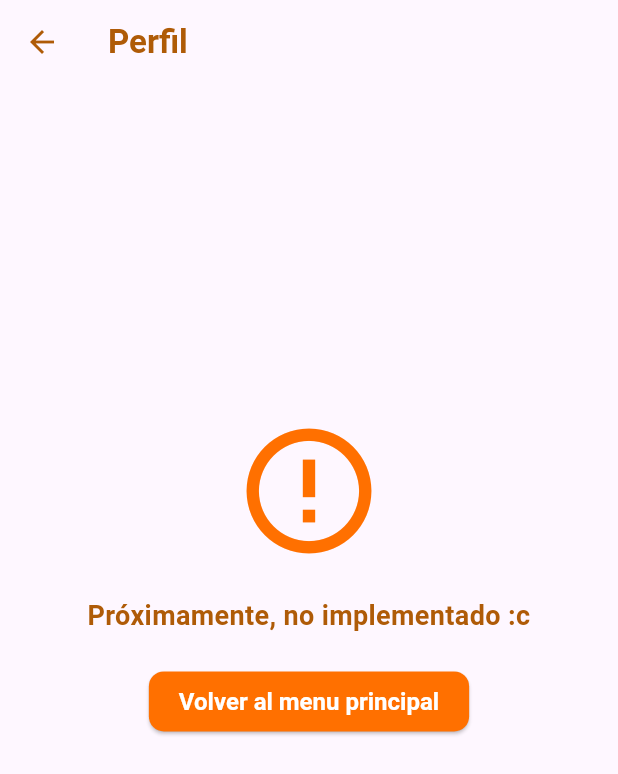
After one commit to manuelenrq9/GoDeliveryApp_Naranja, a Flutter app: the RecoveryProfiledmessagueScreen screen opened directly, on a phone screen of 412 x 824 dp. The commit adds this screen. Shown: the top 774 px of the screen. Run offline on Flutter 3.47's test engine with Material 3 defaults, Android fonts, the phone set to English and light mode, and no system bars; our stand-ins replace cached_network_image, connectivity_plus, shared_preferences; accounts and stored records are empty; network calls fail.

```diff
--- /dev/null
+++ b/lib/features/interfazmensaje/presentation/pages/RecoveryPorfilemessague.dart
@@ -0,0 +1,67 @@
+import 'package:flutter/material.dart';
+import 'package:godeliveryapp_naranja/core/loading_screen.dart';
+import 'package:godeliveryapp_naranja/features/menu/presentation/pages/main_menu.dart';
+
+class RecoveryProfiledmessagueScreen extends StatelessWidget {
+  @override
+  Widget build(BuildContext context) {
+    return Scaffold(
+      appBar: AppBar(
+        title: const Text(
+          "Perfil",
+          style: TextStyle(
+            color: Color.fromARGB(255, 175, 91, 7),
+            fontWeight: FontWeight.bold,
+          ),
+        ),
+        iconTheme: const IconThemeData(
+          color: Color.fromARGB(255, 175, 91, 7),
+        ),
+      ),
+      body: Center(
+        child: Column(
+          mainAxisAlignment: MainAxisAlignment.center,
+          children: <Widget>[
+            const Spacer(flex: 2),
+            const Icon(
+              Icons.error_outline,
+              size: 100,
+              color: Color(0xFFFF7000),
+            ),
+            const SizedBox(height: 20),
+            const Text(
+              "Próximamente, no implementado :c",
+              style: TextStyle(
+                fontSize: 18,
+                fontWeight: FontWeight.bold,
+                color: Color.fromARGB(255, 175, 91, 7),
+              ),
+              textAlign: TextAlign.center,
+            ),
+            const SizedBox(height: 20),
+            ElevatedButton(
+              style: ElevatedButton.styleFrom(
+                backgroundColor: const Color(0xFFFF7000), // Background color
+                foregroundColor: Colors.white, // Text color
+                padding:
+                    const EdgeInsets.symmetric(horizontal: 20, vertical: 10),
+                textStyle: const TextStyle(
+                  fontSize: 16,
+                  fontWeight: FontWeight.bold,
+                ),
+                shape: RoundedRectangleBorder(
+                  borderRadius: BorderRadius.circular(10),
+                ),
+              ),
+              onPressed: () {
+                showLoadingScreen(context, destination: const MainMenu());
+              },
+              child: const Text("Volver al menu principal"),
+            ),
+            const Spacer(flex: 3),
+          ],
+        ),
+      ),
+    );
+  }
+}
```
Also changed, not shown: lib/core/navbar.dart (+30 -3 lines), lib/features/ProductCatalogo/presentation/widgets/productitemCatalogo.dart (+4 -4 lines), lib/features/interfazmensaje/presentation/pages/RecoverySearchmessague.dart (added, +67 -0 lines), lib/features/menu/presentation/pages/main_menu.dart (+9 -7 lines), lib/features/shopping_cart/presentation/pages/cart_screen.dart (+10 -10 lines), pubspec.lock.
